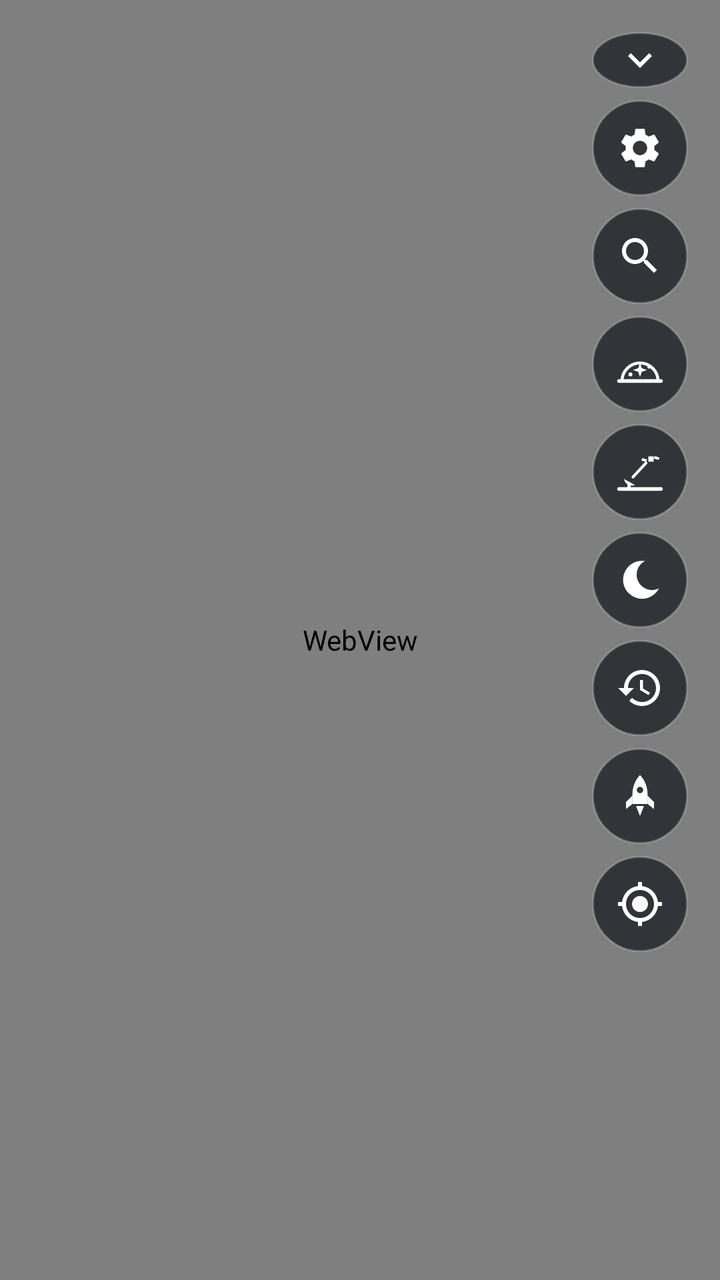
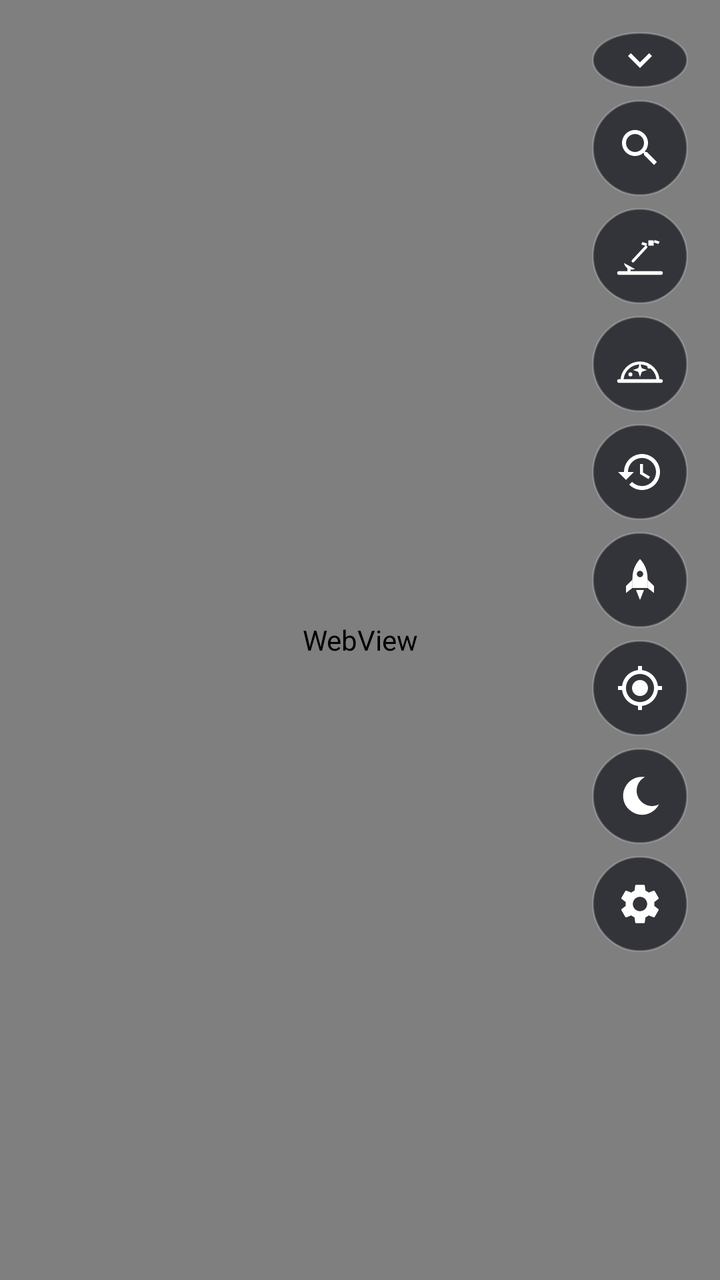

The first picture is an Android layout as it rendered before a commit; the second is the same layout after the commit. The layout source and the unified diff follow.
<!-- AndroidManifest.xml: application theme Theme.WhatsUp -->
<!-- res/layout/activity_main.xml -->
<?xml version="1.0" encoding="utf-8"?>
<FrameLayout xmlns:android="http://schemas.android.com/apk/res/android"
    android:layout_width="match_parent"
    android:layout_height="match_parent"
    android:background="@color/space">

    <WebView
        android:id="@+id/globe"
        android:layout_width="match_parent"
        android:layout_height="match_parent" />

    
    <FrameLayout
        android:id="@+id/controls"
        android:layout_width="match_parent"
        android:layout_height="match_parent">

        
        <ScrollView
            android:id="@+id/map_controls"
            android:layout_width="wrap_content"
            android:layout_height="wrap_content"
            android:layout_gravity="top|end"
            android:overScrollMode="never"
            android:scrollbars="none">

            <LinearLayout
                android:layout_width="wrap_content"
                android:layout_height="wrap_content"
                android:animateLayoutChanges="true"
                android:orientation="vertical"
                android:paddingBottom="6dp">

                <ImageButton
                    android:id="@+id/buttons_toggle"
                    style="@style/MapButton"
                    android:layout_height="28dp"
                    android:layout_marginBottom="6dp"
                    android:contentDescription="@string/hide_buttons"
                    android:padding="2dp"
                    android:src="@drawable/ic_expand" />

                <LinearLayout
                    android:id="@+id/map_buttons"
                    android:layout_width="wrap_content"
                    android:layout_height="wrap_content"
                    android:orientation="vertical">

                    <ImageButton
                        android:id="@+id/settings_button"
                        style="@style/MapButton.Stacked"
                        android:contentDescription="@string/settings"
                        android:src="@drawable/ic_settings" />

                    <ImageButton
                        android:id="@+id/search_button"
                        style="@style/MapButton.Stacked"
                        android:contentDescription="@string/search"
                        android:src="@drawable/ic_search" />

                    <ImageButton
                        android:id="@+id/sky_button"
                        style="@style/MapButton.Stacked"
                        android:contentDescription="@string/sky_view"
                        android:src="@drawable/ic_sky" />

                    <ImageButton
                        android:id="@+id/in_view_button"
                        style="@style/MapButton.Stacked"
                        android:contentDescription="@string/in_view"
                        android:src="@drawable/ic_in_view" />

                    <ImageButton
                        android:id="@+id/night_button"
                        style="@style/MapButton.Stacked"
                        android:contentDescription="@string/night_vision_off"
                        android:src="@drawable/ic_night" />

                    <ImageButton
                        android:id="@+id/time_button"
                        style="@style/MapButton.Stacked"
                        android:contentDescription="@string/time_travel"
                        android:src="@drawable/ic_time" />

                    <ImageButton
                        android:id="@+id/events_button"
                        style="@style/MapButton.Stacked"
                        android:contentDescription="@string/events"
                        android:src="@drawable/ic_event" />

                    <ImageButton
                        android:id="@+id/recentre_button"
                        style="@style/MapButton.Stacked"
                        android:contentDescription="@string/recentre"
                        android:src="@drawable/ic_my_location" />
                </LinearLayout>
            </LinearLayout>
        </ScrollView>

        
        <LinearLayout
            android:id="@+id/downloads"
            android:layout_width="match_parent"
            android:layout_height="wrap_content"
            android:layout_gravity="bottom"
            android:layout_marginHorizontal="16dp"
            android:layout_marginBottom="52dp"
            android:background="@drawable/panel_bg"
            android:orientation="vertical"
            android:paddingHorizontal="12dp"
            android:paddingVertical="8dp"
            android:visibility="gone">

            <TextView
                android:id="@+id/download_summary"
                android:layout_width="match_parent"
                android:layout_height="wrap_content"
                android:textColor="#FFFFFFFF"
                android:textSize="13sp"
                android:textStyle="bold" />

            <include
                android:id="@+id/download_current"
                layout="@layout/item_download" />

            <TextView
                android:id="@+id/download_queue"
                android:layout_width="match_parent"
                android:layout_height="wrap_content"
                android:ellipsize="end"
                android:singleLine="true"
                android:textColor="#99FFFFFF"
                android:textSize="11sp"
                android:visibility="gone" />
        </LinearLayout>
    </FrameLayout>
</FrameLayout>
<!-- res/layout/item_download.xml (included above) -->
<?xml version="1.0" encoding="utf-8"?>
<LinearLayout xmlns:android="http://schemas.android.com/apk/res/android"
    android:layout_width="match_parent"
    android:layout_height="wrap_content"
    android:orientation="vertical"
    android:paddingVertical="4dp">

    <LinearLayout
        android:layout_width="match_parent"
        android:layout_height="wrap_content"
        android:orientation="horizontal">

        <TextView
            android:id="@+id/download_file"
            android:layout_width="0dp"
            android:layout_height="wrap_content"
            android:layout_weight="1"
            android:ellipsize="end"
            android:fontFamily="monospace"
            android:singleLine="true"
            android:textColor="#FFFFFFFF"
            android:textSize="12sp" />

        <TextView
            android:id="@+id/download_status"
            android:layout_width="wrap_content"
            android:layout_height="wrap_content"
            android:layout_marginStart="8dp"
            android:textColor="#B3FFFFFF"
            android:textSize="12sp" />
    </LinearLayout>

    <ProgressBar
        android:id="@+id/download_progress"
        style="?android:attr/progressBarStyleHorizontal"
        android:layout_width="match_parent"
        android:layout_height="4dp"
        android:layout_marginTop="4dp"
        android:max="1000"
        android:progressBackgroundTint="#33FFFFFF"
        android:progressTint="@color/accent"
        android:indeterminateTint="@color/accent" />
</LinearLayout>
<!-- resources referenced by this layout -->
<resources>
  <color name="accent">#FF4FC3F7</color>
  <color name="space">#FF05070D</color>
  <!-- drawable ic_expand (drawable) -->
  <?xml version="1.0" encoding="utf-8"?>
  <vector xmlns:android="http://schemas.android.com/apk/res/android"
      android:width="24dp"
      android:height="24dp"
      android:tint="?android:attr/textColorPrimary"
      android:viewportWidth="24"
      android:viewportHeight="24">
      <path android:fillColor="#FFFFFFFF" android:pathData="M16.59,8.59L12,13.17 7.41,8.59 6,10l6,6 6,-6z" />
  </vector>
  <!-- drawable ic_night (drawable) -->
  <?xml version="1.0" encoding="utf-8"?>
  <vector xmlns:android="http://schemas.android.com/apk/res/android"
      android:width="24dp"
      android:height="24dp"
      android:tint="?android:attr/textColorPrimary"
      android:viewportWidth="24"
      android:viewportHeight="24">
      <path
          android:fillColor="#FFFFFFFF"
          android:pathData="M14.5,2.5A9.5,9.5 0 1 0 21.5,16.2A7.6,7.6 0 0 1 14.5,2.5Z" />
  </vector>
  <!-- drawable ic_search (drawable) -->
  <?xml version="1.0" encoding="utf-8"?>
  <vector xmlns:android="http://schemas.android.com/apk/res/android"
      android:width="24dp"
      android:height="24dp"
      android:tint="?android:attr/textColorPrimary"
      android:viewportWidth="24"
      android:viewportHeight="24">
      <path android:fillColor="#FFFFFFFF" android:pathData="M15.5,14h-0.79l-0.28,-0.27C15.41,12.59 16,11.11 16,9.5 16,5.91 13.09,3 9.5,3S3,5.91 3,9.5 5.91,16 9.5,16c1.61,0 3.09,-0.59 4.23,-1.57l0.27,0.28v0.79l5,4.99L20.49,19l-4.99,-5zM9.5,14C7.01,14 5,11.99 5,9.5S7.01,5 9.5,5 14,7.01 14,9.5 11.99,14 9.5,14z" />
  </vector>
  <!-- drawable panel_bg (drawable) -->
  <?xml version="1.0" encoding="utf-8"?>
  <shape xmlns:android="http://schemas.android.com/apk/res/android" android:shape="rectangle">
      <solid android:color="@color/button" />
      <corners android:radius="12dp" />
      <stroke android:width="1dp" android:color="#33FFFFFF" />
  </shape>
  <string name="events">Launches and close approaches</string>
  <string name="hide_buttons">Hide buttons</string>
  <string name="in_view">In line of sight from here</string>
  <string name="night_vision_off">Red night mode: off</string>
  <string name="recentre">Centre on my location</string>
  <string name="search">Search satellites</string>
  <string name="settings">Settings</string>
  <string name="sky_view">Sky view</string>
  <string name="time_travel">Time</string>
  <style name="MapButton">
          <item name="android:layout_width">48dp</item>
          <item name="android:layout_height">48dp</item>
          
          <item name="android:layout_marginStart">16dp</item>
          <item name="android:layout_marginEnd">16dp</item>
          <item name="android:layout_marginTop">16dp</item>
          <item name="android:layout_marginBottom">16dp</item>
          <item name="android:background">@drawable/map_button_bg</item>
          <item name="android:tint">#FFFFFFFF</item>
          <item name="android:padding">12dp</item>
          <item name="android:scaleType">fitCenter</item>
      </style>
  <style name="MapButton.Stacked">
          <item name="android:layout_marginTop">0dp</item>
          <item name="android:layout_marginBottom">6dp</item>
      </style>
  <style name="Theme.WhatsUp" parent="android:Theme.Material.NoActionBar">
          <item name="android:colorAccent">@color/accent</item>
          <item name="android:windowBackground">@color/space</item>
      </style>
  <color name="button">#B312151C</color>
  <!-- drawable map_button_bg (drawable) -->
  <?xml version="1.0" encoding="utf-8"?>
  <ripple xmlns:android="http://schemas.android.com/apk/res/android" android:color="#40FFFFFF">
      <item>
          <shape android:shape="oval">
              <solid android:color="@color/button" />
              <stroke android:width="1dp" android:color="#33FFFFFF" />
          </shape>
      </item>
  </ripple>
  <!-- unchanged entries left out for length: 6 -->
</resources>

<!-- the commit's change to res/layout/activity_main.xml (unified diff, before → after) -->
@@ -46,23 +46,12 @@
                     android:layout_height="wrap_content"
                     android:orientation="vertical">
 
-                    <ImageButton
-                        android:id="@+id/settings_button"
-                        style="@style/MapButton.Stacked"
-                        android:contentDescription="@string/settings"
-                        android:src="@drawable/ic_settings" />
-
+                    
                     <ImageButton
                         android:id="@+id/search_button"
                         style="@style/MapButton.Stacked"
                         android:contentDescription="@string/search"
                         android:src="@drawable/ic_search" />
-
-                    <ImageButton
-                        android:id="@+id/sky_button"
-                        style="@style/MapButton.Stacked"
-                        android:contentDescription="@string/sky_view"
-                        android:src="@drawable/ic_sky" />
 
                     <ImageButton
                         android:id="@+id/in_view_button"
@@ -71,10 +60,10 @@
                         android:src="@drawable/ic_in_view" />
 
                     <ImageButton
-                        android:id="@+id/night_button"
+                        android:id="@+id/sky_button"
                         style="@style/MapButton.Stacked"
-                        android:contentDescription="@string/night_vision_off"
-                        android:src="@drawable/ic_night" />
+                        android:contentDescription="@string/sky_view"
+                        android:src="@drawable/ic_sky" />
 
                     <ImageButton
                         android:id="@+id/time_button"
@@ -93,6 +82,18 @@
                         style="@style/MapButton.Stacked"
                         android:contentDescription="@string/recentre"
                         android:src="@drawable/ic_my_location" />
+
+                    <ImageButton
+                        android:id="@+id/night_button"
+                        style="@style/MapButton.Stacked"
+                        android:contentDescription="@string/night_vision_off"
+                        android:src="@drawable/ic_night" />
+
+                    <ImageButton
+                        android:id="@+id/settings_button"
+                        style="@style/MapButton.Stacked"
+                        android:contentDescription="@string/settings"
+                        android:src="@drawable/ic_settings" />
                 </LinearLayout>
             </LinearLayout>
         </ScrollView>
